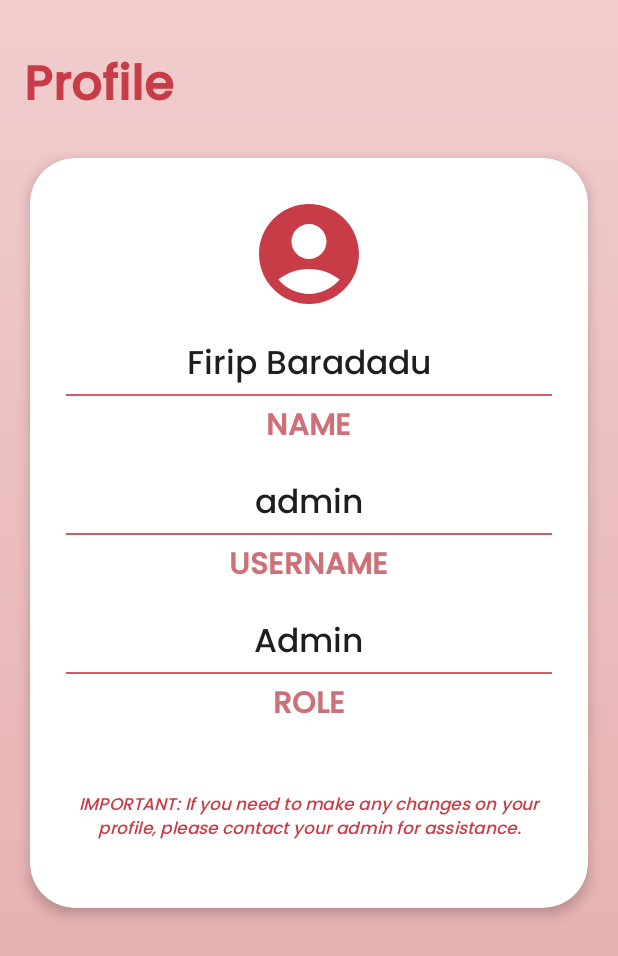
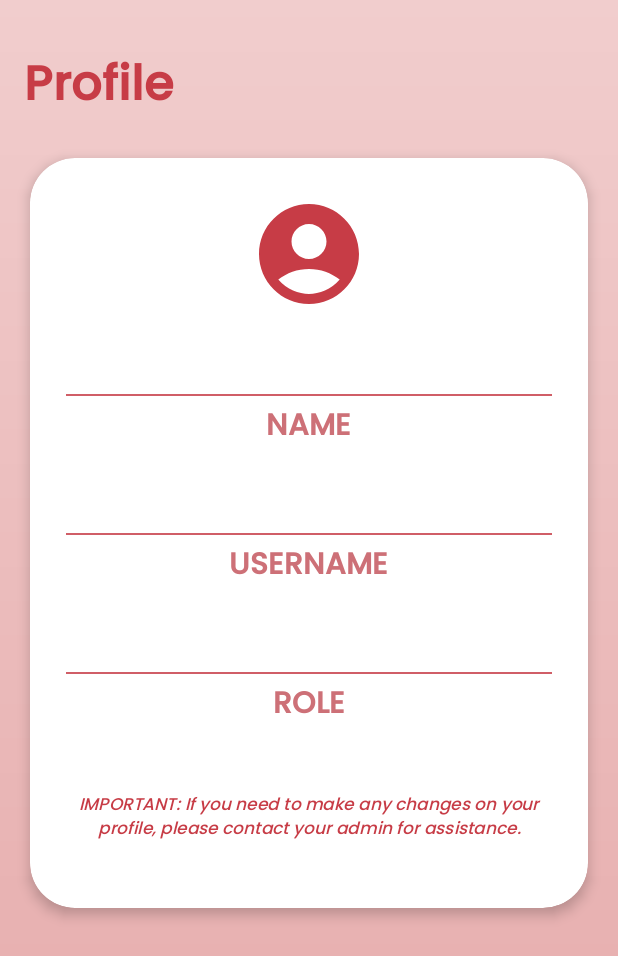
Before and after one commit to rykieldc/SIMS, an Android app: the layout fragment_profile_page.xml on its own in the app's theme, with its tools: preview values and no code run, on a phone screen of 412 x 824 dp. Shown: the top 956 px of the screen. Run offline under Robolectric (Android 15) with nearby library versions, the light colour scheme and no system bars.

Commit message:
Fix functionality based on suggestions during demo

```diff
--- a/app/src/main/res/layout/fragment_profile_page.xml
+++ b/app/src/main/res/layout/fragment_profile_page.xml
@@ -63,7 +63,6 @@
                     android:layout_height="wrap_content"
                     android:layout_marginTop="16dp"
                     android:gravity="center"
-                    android:text="@string/sample_name2"
                     android:fontFamily="@font/poppins_regular"
                     android:textColor="@color/black"
                     android:textSize="22sp" />
@@ -94,7 +93,6 @@
                     android:layout_height="wrap_content"
                     android:layout_marginTop="16dp"
                     android:gravity="center"
-                    android:text="@string/user_admin"
                     android:fontFamily="@font/poppins_regular"
                     android:textColor="@color/black"
                     android:textSize="22sp" />
@@ -125,7 +123,6 @@
                     android:layout_height="wrap_content"
                     android:layout_marginTop="16dp"
                     android:gravity="center"
-                    android:text="@string/admin"
                     android:fontFamily="@font/poppins_regular"
                     android:textColor="@color/black"
                     android:textSize="22sp" />
```
Also changed, not shown: app/src/main/java/com/example/sims/MainActivity.kt (+31 -13 lines).
